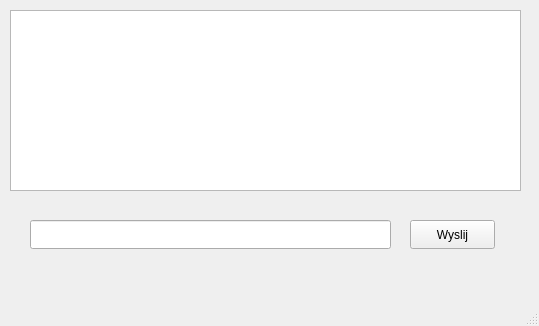
The window that SK_irc/chatroom.ui (oliwiam96/IRC-chat) describes before a commit, drawn with Qt 5.
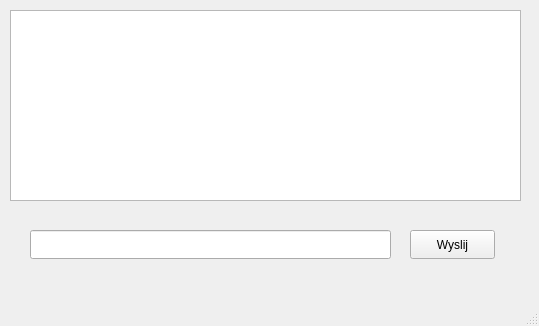
The same window after the commit.

Commit message: Add colours to text browser in a chatroom and HashColour class

Diff of the .ui file:
```diff
--- a/SK_irc/chatroom.ui
+++ b/SK_irc/chatroom.ui
@@ -20,7 +20,7 @@
       <x>10</x>
       <y>10</y>
       <width>511</width>
-      <height>181</height>
+      <height>191</height>
      </rect>
     </property>
    </widget>
@@ -28,7 +28,7 @@
     <property name="geometry">
      <rect>
       <x>30</x>
-      <y>220</y>
+      <y>230</y>
       <width>361</width>
       <height>29</height>
      </rect>
@@ -38,7 +38,7 @@
     <property name="geometry">
      <rect>
       <x>410</x>
-      <y>220</y>
+      <y>230</y>
       <width>85</width>
       <height>29</height>
      </rect>
```
The commit also changes 15 other files.
